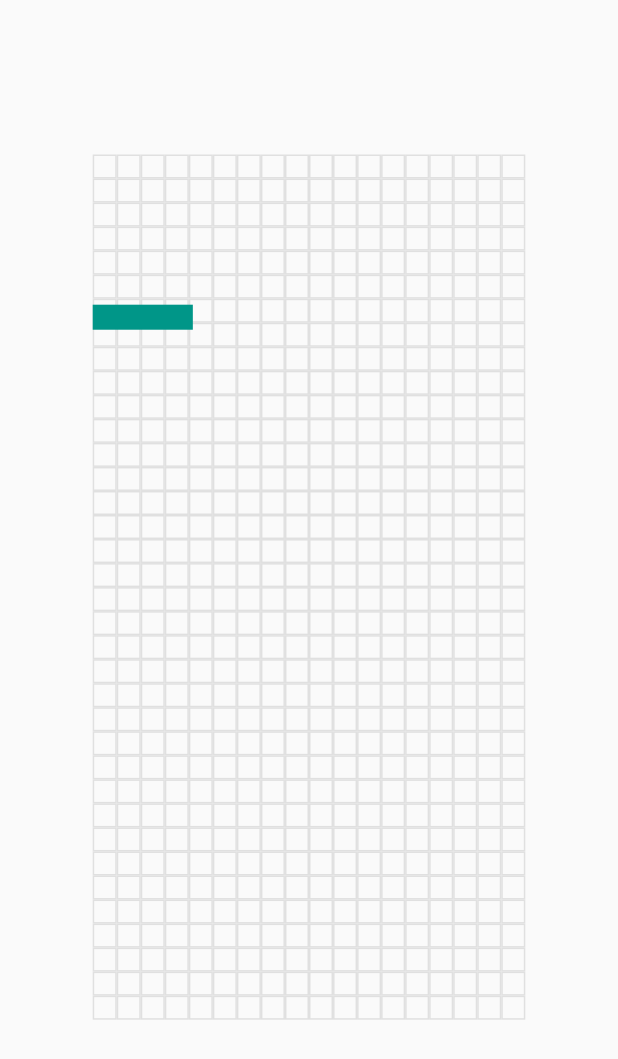
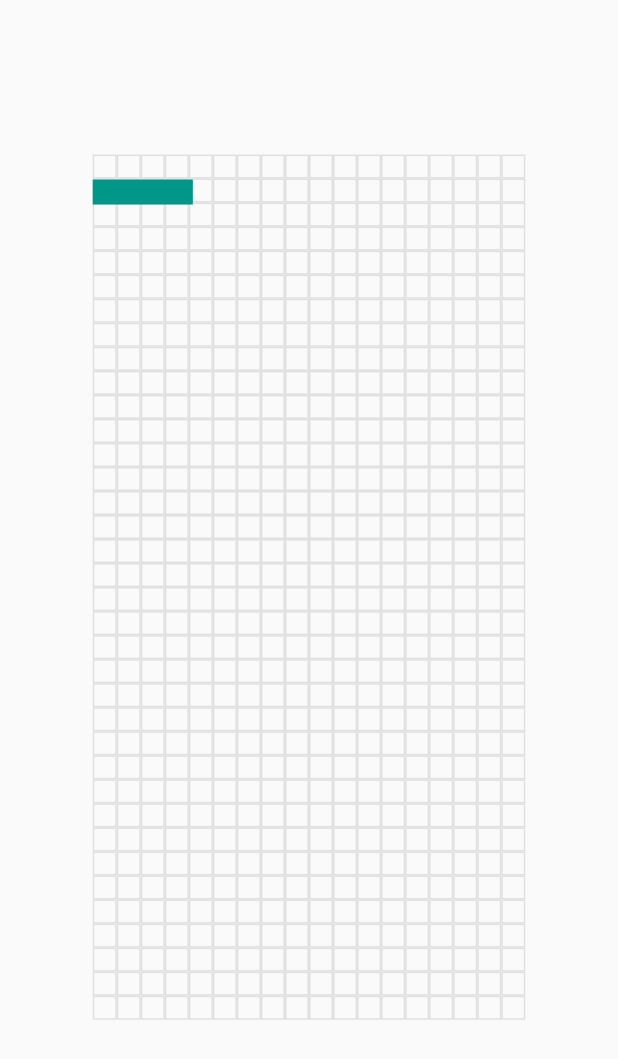
Before and after one commit to Ayu5h5hakya/streamysnake, a Flutter app: the screen it shows after launch, on a phone screen of 412 x 824 dp. Shown: the top 1059 px of the screen. Run offline on Flutter 3.47's test engine with Material 2 defaults, Android fonts, the phone set to English and light mode, and no system bars; our stand-ins replace rxdart.

Commit message:
add stream builder for player andboard

```diff
--- /dev/null
+++ b/lib/board.dart
@@ -0,0 +1,34 @@
+import 'package:flutter/material.dart';
+import 'package:rxdart/rxdart.dart';
+
+import 'engine.dart';
+
+class TetrisBoard extends StatefulWidget {
+  final double extent;
+  const TetrisBoard({Key? key, required this.extent}) : super(key: key);
+
+  @override
+  State<TetrisBoard> createState() => _TetrisBoardState();
+}
+
+class _TetrisBoardState extends State<TetrisBoard> {
+  @override
+  Widget build(BuildContext context) {
+    return FractionallySizedBox(
+      widthFactor: 0.7,
+      heightFactor: 0.75,
+      child: GridView.builder(
+        padding: EdgeInsets.zero,
+        gridDelegate: SliverGridDelegateWithMaxCrossAxisExtent(
+          maxCrossAxisExtent: widget.extent,
+        ),
+        itemBuilder: (_, index) => DecoratedBox(
+          decoration: BoxDecoration(
+            border: Border.all(color: Colors.grey.shade300),
+          ),
+        ),
+        itemCount: 648,
+      ),
+    );
+  }
+}
--- a/lib/player.dart
+++ b/lib/player.dart
@@ -3,45 +3,37 @@ import 'dart:math';
 import 'package:flutter/widgets.dart';
 import 'package:rxdart/rxdart.dart';
 
+import 'engine.dart';
 import 'tetromino/i_block.dart';
 
-class Player extends StatefulWidget {
+class Player extends StatelessWidget {
   final double boardWidth, boardHeight, extent;
-  Player(
-      {Key? key,
-      required this.boardWidth,
-      required this.boardHeight,
-      required this.extent})
-      : super(key: key);
-
-  @override
-  State<Player> createState() => _PlayerState();
-}
-
-class _PlayerState extends State<Player> {
-  int _position = 0;
-  @override
-  void initState() {
-    RangeStream(0, 100).interval(const Duration(seconds: 1)).listen((event) {
-      setState(() {
-        _position = event;
-      });
-    });
-    super.initState();
-  }
+  final VoidCallback? onBottomReached;
+  Player({
+    Key? key,
+    required this.boardWidth,
+    required this.boardHeight,
+    required this.extent,
+    this.onBottomReached,
+  }) : super(key: key);
 
   @override
   Widget build(BuildContext context) {
     return Center(
       child: SizedBox(
-        width: widget.boardWidth,
-        height: widget.boardHeight,
-        child: CustomPaint(
-          painter: IBlock(
-            width: widget.extent,
-            position: widget.extent * _position,
-            origin: const Point(0, 0),
-          ),
+        width: boardWidth,
+        height: boardHeight,
+        child: StreamBuilder<int>(
+          stream: Engine.start(boardHeight ~/ extent),
+          builder: ((context, snapshot) {
+            return CustomPaint(
+              painter: IBlock(
+                width: extent,
+                position: extent * (snapshot.data ?? 1),
+                origin: const Point(0, 0),
+              ),
+            );
+          }),
         ),
       ),
     );
```
